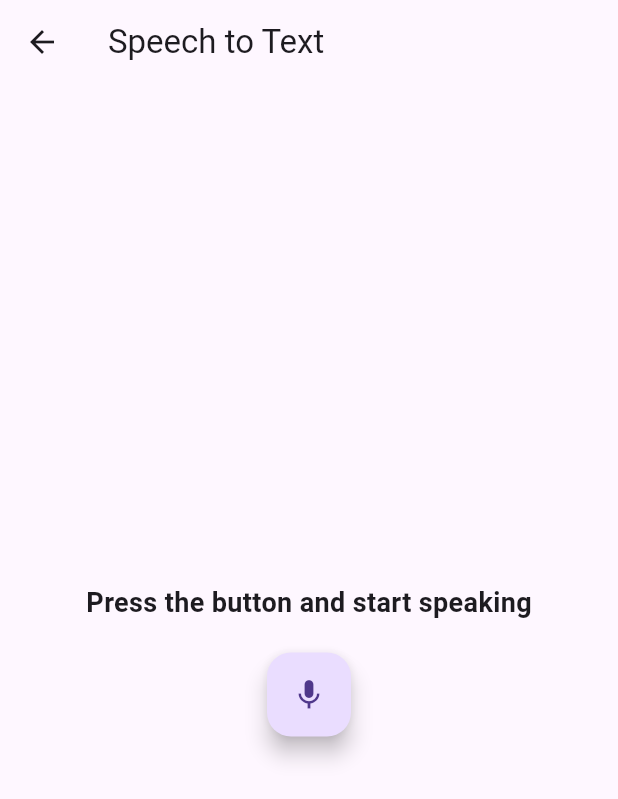
After one commit to rdiorio/SeniorDesignProject, a Flutter app: the SpeechToTextScreen screen opened directly, after a tap on the "mic none" icon, on a phone screen of 412 x 824 dp. The commit adds this screen. Shown: the top 799 px of the screen. Run offline on Flutter 3.47's test engine with Material 3 defaults, Android fonts, the light colour scheme and no system bars; our stand-ins replace camera, cloud_firestore, firebase_auth, firebase_core, flutter_spinkit, speech_to_text; accounts and stored records are empty.

Commit message:
SPEECH TO TEXT WORKSSSSS

```diff
--- a/social_sense/lib/main.dart
+++ b/social_sense/lib/main.dart
@@ -4,7 +4,6 @@ import 'package:provider/provider.dart';
 import 'package:social_sense/screens/wrapper.dart';
 import 'package:social_sense/services/auth.dart';
 import 'package:social_sense/models/user.dart';
-import 'package:social_sense/screens/home/home.dart';
 
 Future<void> main() async {
   WidgetsFlutterBinding.ensureInitialized();
--- /dev/null
+++ b/social_sense/lib/screens/speechtotext.dart
@@ -0,0 +1,75 @@
+import 'package:flutter/material.dart';
+import 'package:speech_to_text/speech_to_text.dart' as stt;
+
+class SpeechToTextScreen extends StatelessWidget {
+  @override
+  Widget build(BuildContext context) {
+    return Scaffold(
+      appBar: AppBar(
+        title: Text('Speech to Text'),
+      ),
+      body: SpeechScreen(),
+    );
+  }
+}
+
+class SpeechScreen extends StatefulWidget {
+  @override
+  _SpeechScreenState createState() => _SpeechScreenState();
+}
+
+class _SpeechScreenState extends State<SpeechScreen> {
+  late stt.SpeechToText _speech;
+  bool _isListening = false;
+  String _text = 'Press the button and start speaking';
+  double _confidence = 1.0;
+
+  @override
+  void initState() {
+    super.initState();
+    _speech = stt.SpeechToText();
+  }
+
+  @override
+  Widget build(BuildContext context) {
+    return Center(
+      child: Column(
+        mainAxisAlignment: MainAxisAlignment.center,
+        children: [
+          Text(
+            _text,
+            style: TextStyle(fontSize: 18, fontWeight: FontWeight.bold),
+          ),
+          SizedBox(height: 20),
+          FloatingActionButton(
+            onPressed: _listen,
+            child: Icon(_isListening ? Icons.mic : Icons.mic_none),
+          ),
+        ],
+      ),
+    );
+  }
+
+  void _listen() async {
+    if (!_isListening) {
+      bool available = await _speech.initialize(
+        onStatus: (status) => print('Status: $status'),
+        onError: (error) => print('Error: $error'),
+      );
+      if (available) {
+        setState(() => _isListening = true);
+        _speech.listen(
+          onResult: (result) {
+            setState(() {
+              _text = result.recognizedWords;
+              _confidence = result.confidence;
+            });
+          },
+        );
+      }
+    } else {
+      setState(() => _isListening = false);
+      _speech.stop();
+    }
+  }
+}
--- a/social_sense/pubspec.yaml
+++ b/social_sense/pubspec.yaml
@@ -44,6 +44,9 @@ dependencies:
   path: ^1.8.0
   flutter_plugin_android_lifecycle: ^2.0.6
   http: ^1.2.2
+  speech_to_text: ^7.0.0
+  highlight_text: ^1.8.0
+  avatar_glow: ^3.0.1
 
 dev_dependencies:
   flutter_test:
```
Also changed, not shown: social_sense/lib/screens/home/home.dart (+123 -5 lines), social_sense/pubspec.lock, 2 other files.
